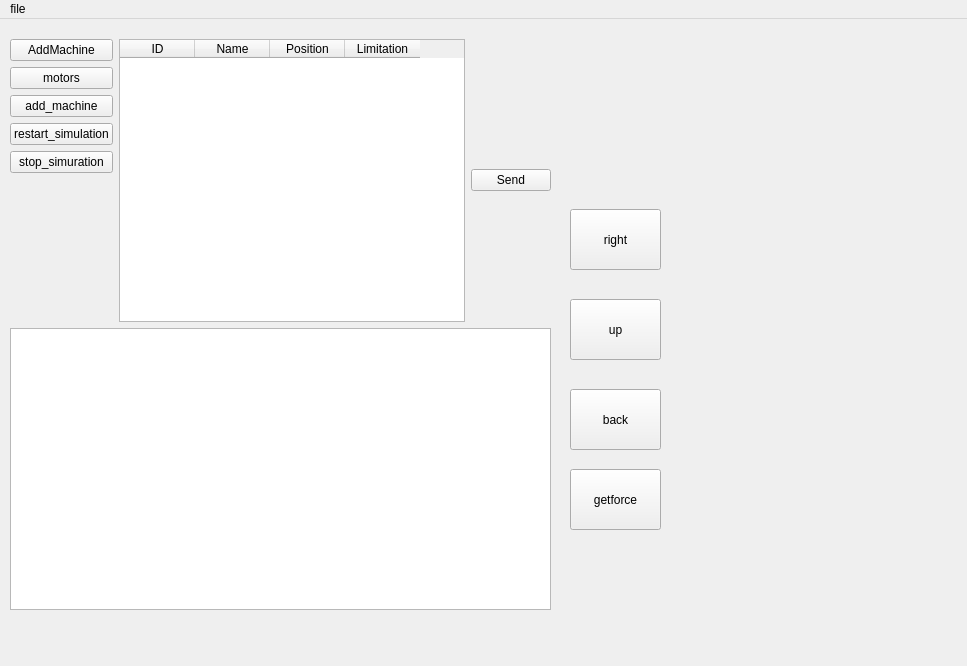
First picture: the form in vrep_pypot/vrep_pypot.ui, repository kmolLin/Pyquino_plugin, before the edit.
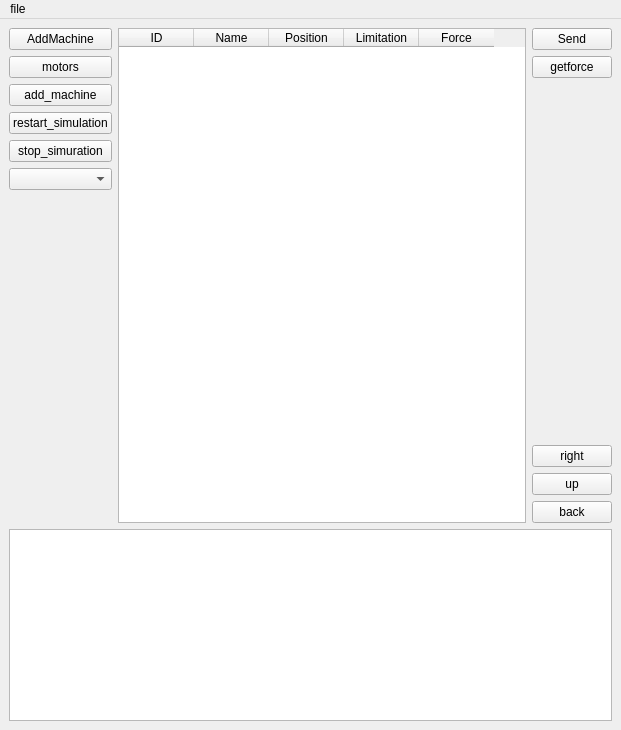
Second picture: the form after the edit. Icons and pictures are not drawn.

Patch:
```diff
--- a/vrep_pypot/vrep_pypot.ui
+++ b/vrep_pypot/vrep_pypot.ui
@@ -6,116 +6,21 @@
    <rect>
     <x>0</x>
     <y>0</y>
-    <width>967</width>
-    <height>666</height>
+    <width>621</width>
+    <height>730</height>
    </rect>
   </property>
+  <property name="minimumSize">
+   <size>
+    <width>621</width>
+    <height>730</height>
+   </size>
+  </property>
   <property name="windowTitle">
    <string>MainWindow</string>
   </property>
   <widget class="QWidget" name="centralWidget">
-   <widget class="QPushButton" name="yAxisdown">
-    <property name="geometry">
-     <rect>
-      <x>570</x>
-      <y>370</y>
-      <width>91</width>
-      <height>61</height>
-     </rect>
-    </property>
-    <property name="text">
-     <string>back</string>
-    </property>
-    <property name="icon">
-     <iconset>
-      <normaloff>../../Pyquino/core/icon/arrow-down-b.png</normaloff>../../Pyquino/core/icon/arrow-down-b.png</iconset>
-    </property>
-    <property name="iconSize">
-     <size>
-      <width>30</width>
-      <height>30</height>
-     </size>
-    </property>
-   </widget>
-   <widget class="QPushButton" name="xAxisleft">
-    <property name="geometry">
-     <rect>
-      <x>570</x>
-      <y>450</y>
-      <width>91</width>
-      <height>61</height>
-     </rect>
-    </property>
-    <property name="text">
-     <string>getforce</string>
-    </property>
-    <property name="icon">
-     <iconset>
-      <normaloff>../../Pyquino/core/icon/arrow-left-b.png</normaloff>../../Pyquino/core/icon/arrow-left-b.png</iconset>
-    </property>
-    <property name="iconSize">
-     <size>
-      <width>30</width>
-      <height>30</height>
-     </size>
-    </property>
-   </widget>
-   <widget class="QPushButton" name="xAxisrigh">
-    <property name="geometry">
-     <rect>
-      <x>570</x>
-      <y>190</y>
-      <width>91</width>
-      <height>61</height>
-     </rect>
-    </property>
-    <property name="text">
-     <string>right</string>
-    </property>
-    <property name="icon">
-     <iconset>
-      <normaloff>../../Pyquino/core/icon/arrow-right-b.png</normaloff>../../Pyquino/core/icon/arrow-right-b.png</iconset>
-    </property>
-    <property name="iconSize">
-     <size>
-      <width>30</width>
-      <height>30</height>
-     </size>
-    </property>
-   </widget>
-   <widget class="QPushButton" name="yAxisup">
-    <property name="geometry">
-     <rect>
-      <x>570</x>
-      <y>280</y>
-      <width>91</width>
-      <height>61</height>
-     </rect>
-    </property>
-    <property name="text">
-     <string>up</string>
-    </property>
-    <property name="icon">
-     <iconset>
-      <normaloff>../../Pyquino/core/icon/arrow-up-b.png</normaloff>../../Pyquino/core/icon/arrow-up-b.png</iconset>
-    </property>
-    <property name="iconSize">
-     <size>
-      <width>30</width>
-      <height>30</height>
-     </size>
-    </property>
-   </widget>
-   <widget class="QWidget" name="verticalLayoutWidget">
-    <property name="geometry">
-     <rect>
-      <x>10</x>
-      <y>20</y>
-      <width>541</width>
-      <height>571</height>
-     </rect>
-    </property>
-    <layout class="QVBoxLayout" name="verticalLayout_2">
+   <layout class="QVBoxLayout" name="mainLayout">
      <item>
       <layout class="QHBoxLayout" name="horizontalLayout">
        <item>
@@ -155,6 +60,9 @@
            </property>
           </widget>
          </item>
+        <item>
+         <widget class="QComboBox" name="motorname"/>
+        </item>
          <item>
           <spacer name="verticalSpacer">
            <property name="orientation">
@@ -210,8 +118,15 @@
            <string>Limitation</string>
           </property>
          </column>
-        </widget>
-       </item>
+        <column>
+         <property name="text">
+          <string>Force</string>
+         </property>
+        </column>
+       </widget>
+      </item>
+      <item>
+       <layout class="QVBoxLayout" name="verticalLayout_4">
        <item>
         <widget class="QPushButton" name="updataButton">
          <property name="text">
@@ -219,31 +134,109 @@
          </property>
         </widget>
        </item>
-      </layout>
+        <item>
+         <widget class="QPushButton" name="xAxisleft">
+          <property name="text">
+           <string>getforce</string>
+          </property>
+          <property name="icon">
+           <iconset>
+            <normaloff>../../../Pyquino/core/icon/arrow-left-b.png</normaloff>../../../Pyquino/core/icon/arrow-left-b.png</iconset>
+          </property>
+          <property name="iconSize">
+           <size>
+            <width>30</width>
+            <height>30</height>
+           </size>
+          </property>
+         </widget>
      </item>
      <item>
-      <widget class="QTextEdit" name="reciver"/>
-     </item>
-    </layout>
-   </widget>
-   <widget class="QWidget" name="verticalLayoutWidget_2">
-    <property name="geometry">
-     <rect>
-      <x>670</x>
-      <y>20</y>
-      <width>241</width>
-      <height>221</height>
-     </rect>
-    </property>
-    <layout class="QVBoxLayout" name="verticalLayout_3"/>
-   </widget>
+         <spacer name="verticalSpacer_2">
+          <property name="orientation">
+           <enum>Qt::Vertical</enum>
+          </property>
+          <property name="sizeHint" stdset="0">
+           <size>
+            <width>20</width>
+            <height>40</height>
+           </size>
+          </property>
+         </spacer>
+        </item>
+        <item>
+         <widget class="QPushButton" name="xAxisrigh">
+          <property name="text">
+           <string>right</string>
+          </property>
+          <property name="icon">
+           <iconset>
+            <normaloff>../../../Pyquino/core/icon/arrow-right-b.png</normaloff>../../../Pyquino/core/icon/arrow-right-b.png</iconset>
+          </property>
+          <property name="iconSize">
+           <size>
+            <width>30</width>
+            <height>30</height>
+           </size>
+          </property>
+         </widget>
+        </item>
+        <item>
+         <widget class="QPushButton" name="yAxisup">
+          <property name="text">
+           <string>up</string>
+          </property>
+          <property name="icon">
+           <iconset>
+            <normaloff>../../../Pyquino/core/icon/arrow-up-b.png</normaloff>../../../Pyquino/core/icon/arrow-up-b.png</iconset>
+          </property>
+          <property name="iconSize">
+           <size>
+            <width>30</width>
+            <height>30</height>
+           </size>
+          </property>
+         </widget>
+        </item>
+        <item>
+         <widget class="QPushButton" name="yAxisdown">
+          <property name="text">
+           <string>back</string>
+          </property>
+          <property name="icon">
+           <iconset>
+            <normaloff>../../../Pyquino/core/icon/arrow-down-b.png</normaloff>../../../Pyquino/core/icon/arrow-down-b.png</iconset>
+          </property>
+          <property name="iconSize">
+           <size>
+            <width>30</width>
+            <height>30</height>
+           </size>
+          </property>
+         </widget>
+        </item>
+       </layout>
+      </item>
+     </layout>
+    </item>
+    <item>
+     <widget class="QTextEdit" name="reciver">
+      <property name="sizePolicy">
+       <sizepolicy hsizetype="Expanding" vsizetype="Fixed">
+        <horstretch>0</horstretch>
+        <verstretch>0</verstretch>
+       </sizepolicy>
+      </property>
+     </widget>
+    </item>
+   </layout>
   </widget>
   <widget class="QMenuBar" name="menuBar">
    <property name="geometry">
     <rect>
      <x>0</x>
      <y>0</y>
-     <width>967</width>
+     <width>621</width>
      <height>23</height>
     </rect>
    </property>
```
Lines whose indentation alone changed are shown as unchanged.
